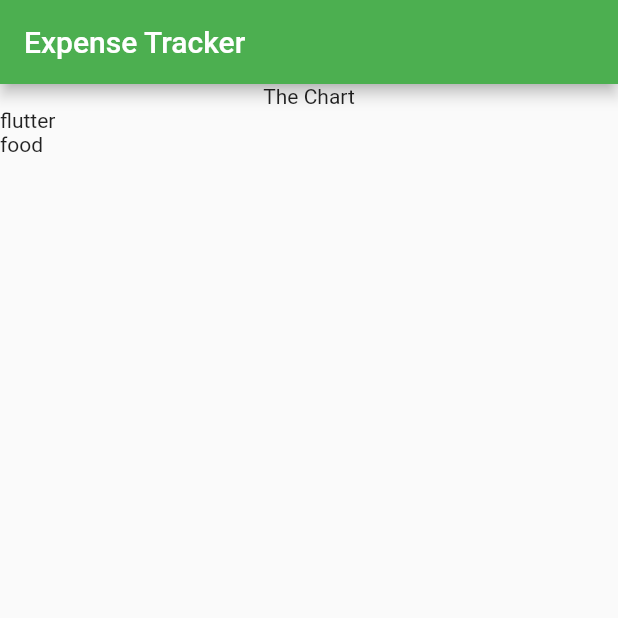
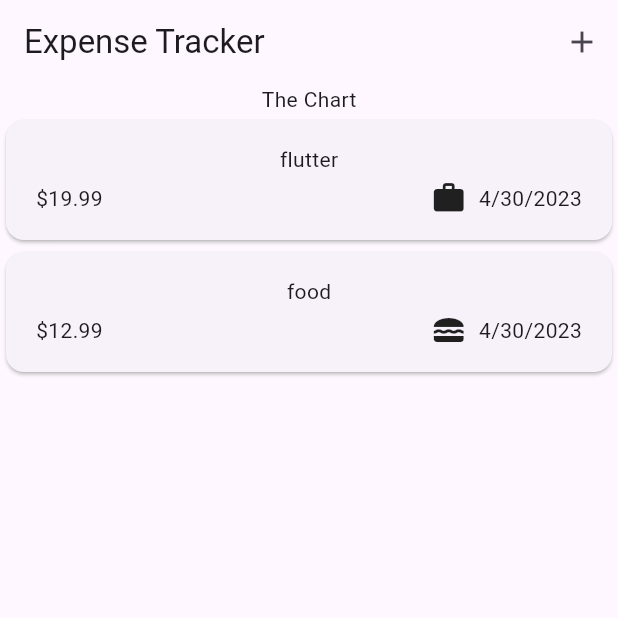
Before and after one commit to psivakrishnareddy/flutter_expenses_tracker, a Flutter app: the screen it shows after launch, on a phone screen of 412 x 824 dp, the top half of it. Run offline on Flutter 3.47's test engine with Material 2 defaults, Android fonts, the phone set to English and light mode, and no system bars.

Commit message:
Flutter - Custom Widget

```diff
--- a/lib/main.dart
+++ b/lib/main.dart
@@ -1,11 +1,11 @@
 import 'package:flutter/material.dart';
 
-import 'package:flutter_expense_tracker/expenses.dart';
+import 'package:flutter_expense_tracker/widgets/expenses.dart';
 
 void main() {
   runApp(
     MaterialApp(
-      theme: ThemeData(primarySwatch: Colors.green),
+      theme: ThemeData(primarySwatch: Colors.green, useMaterial3: true),
       home: const Expenses(),
     ),
   );
--- a/lib/models/expense.dart
+++ b/lib/models/expense.dart
@@ -1,8 +1,18 @@
+import 'package:flutter/material.dart';
 import 'package:uuid/uuid.dart';
+import 'package:intl/intl.dart';
 
+final formatter = DateFormat.yMd();
 const uuid = Uuid();
 
 enum Category { food, travel, leisure, work }
+
+const categoryIcons = {
+  Category.food: Icons.lunch_dining,
+  Category.travel: Icons.flight_takeoff,
+  Category.leisure: Icons.movie,
+  Category.work: Icons.work
+};
 
 class Expense {
   final String id;
@@ -20,4 +30,8 @@ class Expense {
       required this.date,
       required this.category})
       : id = uuid.v4();
+
+  String get formattedDate {
+    return formatter.format(date);
+  }
 }
--- a/lib/expenses.dart
+++ b/lib/widgets/expenses.dart
@@ -1,6 +1,7 @@
 import 'package:flutter/material.dart';
-import 'package:flutter_expense_tracker/expenses_list.dart';
+import 'package:flutter_expense_tracker/widgets/expenses_list/expenses_list.dart';
 import 'package:flutter_expense_tracker/models/expense.dart';
+import 'package:flutter_expense_tracker/widgets/new_expense.dart';
 
 class Expenses extends StatefulWidget {
   const Expenses({super.key});
@@ -25,10 +26,20 @@ class _ExpensesState extends State<Expenses> {
         category: Category.food)
   ];
 
+  void _openAddExpenseModal() {
+    showModalBottomSheet(context: context, builder: (context) => NewExpense());
+  }
+
   @override
   Widget build(BuildContext context) {
     return Scaffold(
-      appBar: AppBar(title: const Text("Expense Tracker")),
+      appBar: AppBar(
+        title: const Text("Expense Tracker"),
+        actions: [
+          IconButton(
+              onPressed: _openAddExpenseModal, icon: const Icon(Icons.add)),
+        ],
+      ),
       body: Column(children: [
         const Text("The Chart"),
         Expanded(child: ExpensesList(expenses: _registedExpenses))
--- /dev/null
+++ b/lib/widgets/expenses_list/expenses_item.dart
@@ -0,0 +1,33 @@
+import 'package:flutter/material.dart';
+import 'package:flutter_expense_tracker/models/expense.dart';
+
+class ExpenseItem extends StatelessWidget {
+  const ExpenseItem(this.expense, {super.key});
+  final Expense expense;
+
+  @override
+  Widget build(BuildContext context) {
+    return Card(
+      child: Padding(
+        padding: const EdgeInsets.symmetric(horizontal: 20, vertical: 16),
+        child: Column(children: [
+          Text(expense.title),
+          const SizedBox(height: 4),
+          Row(
+            children: [
+              Text('\$${expense.amount.toStringAsFixed(2)}'),
+              const Spacer(),
+              Row(
+                children: [
+                  Icon(categoryIcons[expense.category]),
+                  const SizedBox(width: 8),
+                  Text(expense.formattedDate)
+                ],
+              )
+            ],
+          )
+        ]),
+      ),
+    );
+  }
+}
--- a/lib/expenses_list.dart
+++ b/lib/widgets/expenses_list/expenses_list.dart
@@ -1,5 +1,6 @@
 import 'package:flutter/material.dart';
 import 'package:flutter_expense_tracker/models/expense.dart';
+import 'package:flutter_expense_tracker/widgets/expenses_list/expenses_item.dart';
 
 class ExpensesList extends StatelessWidget {
   const ExpensesList({super.key, required this.expenses});
@@ -10,7 +11,7 @@ class ExpensesList extends StatelessWidget {
   Widget build(BuildContext context) {
     return ListView.builder(
       itemCount: expenses.length,
-      itemBuilder: (context, index) => Text(expenses[index].title),
+      itemBuilder: (context, index) => ExpenseItem(expenses[index]),
     );
   }
 }
--- a/pubspec.yaml
+++ b/pubspec.yaml
@@ -36,6 +36,7 @@ dependencies:
   # Use with the CupertinoIcons class for iOS style icons.
   cupertino_icons: ^1.0.2
   uuid: ^3.0.7
+  intl: ^0.18.1
 
 dev_dependencies:
   flutter_test:
```
Also changed, not shown: lib/widgets/new_expense.dart (added, +43 -0 lines), pubspec.lock, 1 other file.
